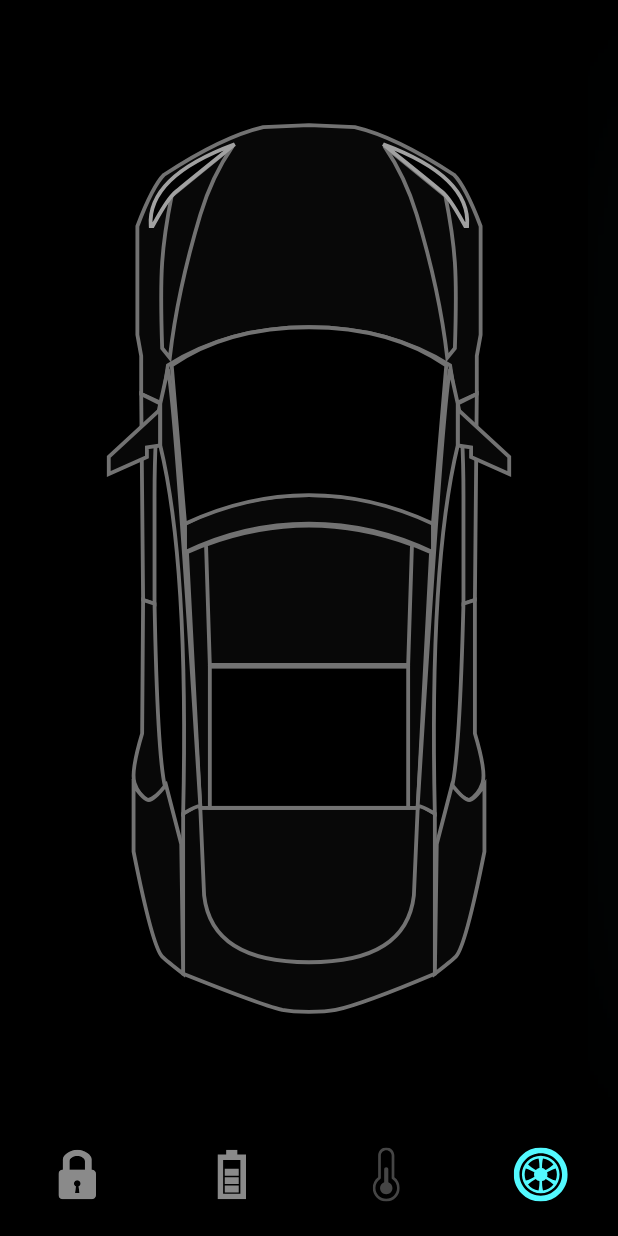
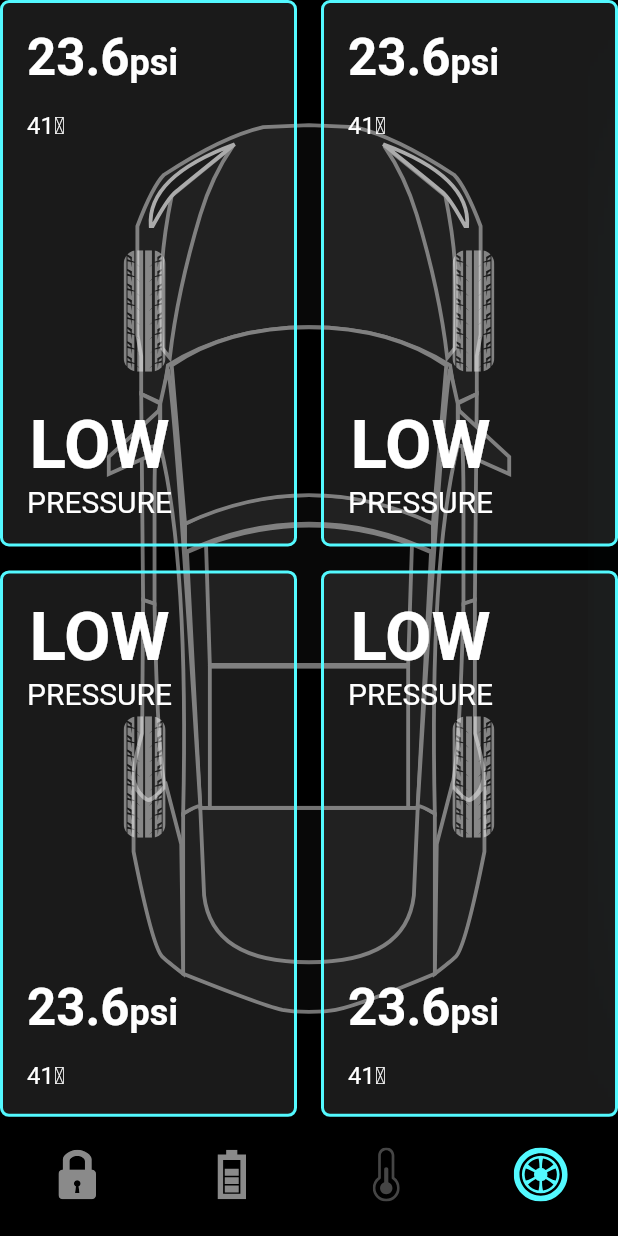
Before and after one commit to mamorucom/flutter_practice_animated_tesla_car, a Flutter app: the screen it shows after launch, item 4 of the bottom bar chosen, on a phone screen of 412 x 824 dp. Run offline on Flutter 3.47's test engine with Material 2 defaults, Android fonts, the light colour scheme and no system bars; our stand-ins replace flutter_svg.

Commit message:
7:31 tyre実装中

```diff
--- /dev/null
+++ b/lib/screens/components/tyres.dart
@@ -0,0 +1,27 @@
+import 'package:flutter/material.dart';
+import 'package:flutter_svg/flutter_svg.dart';
+
+List<Widget> tyres(BoxConstraints constraints) {
+  return [
+    Positioned(
+      left: constraints.maxWidth * 0.2,
+      top: constraints.maxHeight * 0.22,
+      child: SvgPicture.asset("assets/icons/FL_Tyre.svg"),
+    ),
+    Positioned(
+      right: constraints.maxWidth * 0.2,
+      top: constraints.maxHeight * 0.22,
+      child: SvgPicture.asset("assets/icons/FL_Tyre.svg"),
+    ),
+    Positioned(
+      right: constraints.maxWidth * 0.2,
+      top: constraints.maxHeight * 0.63,
+      child: SvgPicture.asset("assets/icons/FL_Tyre.svg"),
+    ),
+    Positioned(
+      left: constraints.maxWidth * 0.2,
+      top: constraints.maxHeight * 0.63,
+      child: SvgPicture.asset("assets/icons/FL_Tyre.svg"),
+    ),
+  ];
+}
--- a/lib/screens/home_screen.dart
+++ b/lib/screens/home_screen.dart
@@ -5,9 +5,9 @@ import 'package:practice_animated_tesla_car/constanins.dart';
 import 'package:practice_animated_tesla_car/home_controller.dart';
 import 'package:practice_animated_tesla_car/screens/components/battery_status.dart';
 import 'package:practice_animated_tesla_car/screens/components/door_lock.dart';
-import 'package:practice_animated_tesla_car/screens/components/temp_btn.dart';
 import 'package:practice_animated_tesla_car/screens/components/temp_details.dart';
 import 'package:practice_animated_tesla_car/screens/components/tesla_bottom_navigationbar.dart';
+import 'package:practice_animated_tesla_car/screens/components/tyres.dart';
 // import 'package:practice_animated_tesla_car/models/TyrePsi.dart';
 
 // import 'components/battery_status.dart';
@@ -148,8 +148,8 @@ class _HomeScreenState extends State<HomeScreen> with TickerProviderStateMixin {
               // else if (_controller.selectedBottomTab == 3 && index != 3)
               //   _tyreAnimationController.reverse();
 
-              // _controller.showTyreController(index);
-              // _controller.tyreStatusController(index);
+              _controller.showTyreController(index);
+              _controller.tyreStatusController(index);
               // // Make sure you call it before [onBottomNavigationTabChange]
               // // タブの切り替え
               _controller.onBottomNavigationTabChange(index);
@@ -281,6 +281,22 @@ class _HomeScreenState extends State<HomeScreen> with TickerProviderStateMixin {
                             ),
                     ),
                   ),
+
+                  // Tyre
+                  if (_controller.isShowTyre) ...tyres(constraints),
+                  GridView.builder(
+                    itemCount: 4,
+                    gridDelegate: SliverGridDelegateWithFixedCrossAxisCount(
+                      crossAxisCount: 2,
+                      mainAxisSpacing: defaultPadding,
+                      crossAxisSpacing: defaultPadding,
+                      childAspectRatio:
+                          constraints.maxWidth / constraints.maxHeight,
+                    ),
+                    itemBuilder: (context, index) => TyrePsiCard(
+                      isBottomTwoTyre: index > 1,
+                    ),
+                  ),
                 ],
               );
             }),
@@ -290,3 +306,94 @@ class _HomeScreenState extends State<HomeScreen> with TickerProviderStateMixin {
     );
   }
 }
+
+class TyrePsiCard extends StatelessWidget {
+  const TyrePsiCard({
+    Key? key,
+    required this.isBottomTwoTyre,
+  }) : super(key: key);
+  final bool isBottomTwoTyre;
+  // final TyrePsi tyrePsi;
+  @override
+  Widget build(BuildContext context) {
+    return Container(
+      padding: EdgeInsets.all(defaultPadding),
+      decoration: BoxDecoration(
+        color: Colors.white10,
+        border: Border.all(color: primaryColor, width: 2),
+        borderRadius: BorderRadius.all(
+          Radius.circular(6),
+        ),
+      ),
+      child: isBottomTwoTyre
+          ? Column(
+              crossAxisAlignment: CrossAxisAlignment.start,
+              children: [
+                lowPressureText(context),
+                Spacer(),
+                _psiText(context, psi: '23.6'),
+                const SizedBox(height: defaultPadding),
+                Text(
+                  '41\u2103',
+                  style: TextStyle(fontSize: 16),
+                ),
+              ],
+            )
+          : Column(
+              crossAxisAlignment: CrossAxisAlignment.start,
+              children: [
+                _psiText(context, psi: '23.6'),
+                const SizedBox(height: defaultPadding),
+                Text(
+                  '41\u2103',
+                  style: TextStyle(fontSize: 16),
+                ),
+                Spacer(),
+                lowPressureText(context),
+              ],
+            ),
+    );
+  }
+
+  ///
+  /// LOW表示
+  ///
+  Widget lowPressureText(BuildContext context) {
+    return Column(
+      children: [
+        Text(
+          'Low'.toUpperCase(),
+          style: Theme.of(context).textTheme.headline3!.copyWith(
+                color: Colors.white,
+                fontWeight: FontWeight.w600,
+              ),
+        ),
+        Text(
+          'Pressure'.toUpperCase(),
+          style: TextStyle(fontSize: 20),
+        ),
+      ],
+    );
+  }
+
+  ///
+  /// psi表示
+  ///
+  Text _psiText(BuildContext context, {required String psi}) {
+    return Text.rich(
+      TextSpan(
+        text: psi,
+        style: Theme.of(context).textTheme.headline4!.copyWith(
+              fontWeight: FontWeight.w600,
+              color: Colors.white,
+            ),
+        children: [
+          TextSpan(
+            text: 'psi',
+            style: TextStyle(fontSize: 24),
+          )
+        ],
+      ),
+    );
+  }
+}
```
